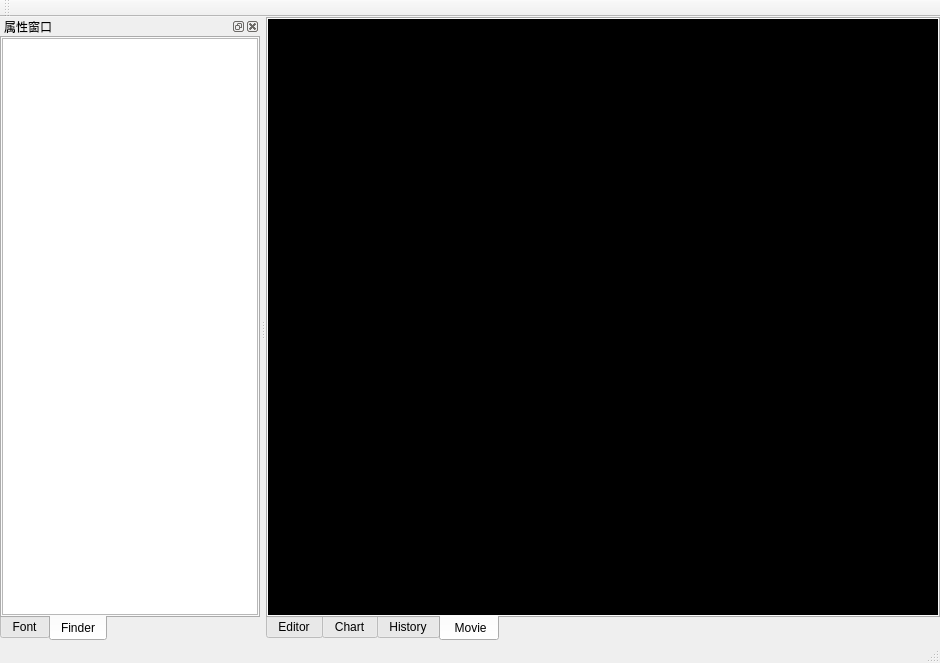
The window that mainwindow.ui (vcboy1/mytest) describes before a commit, drawn with Qt 5.
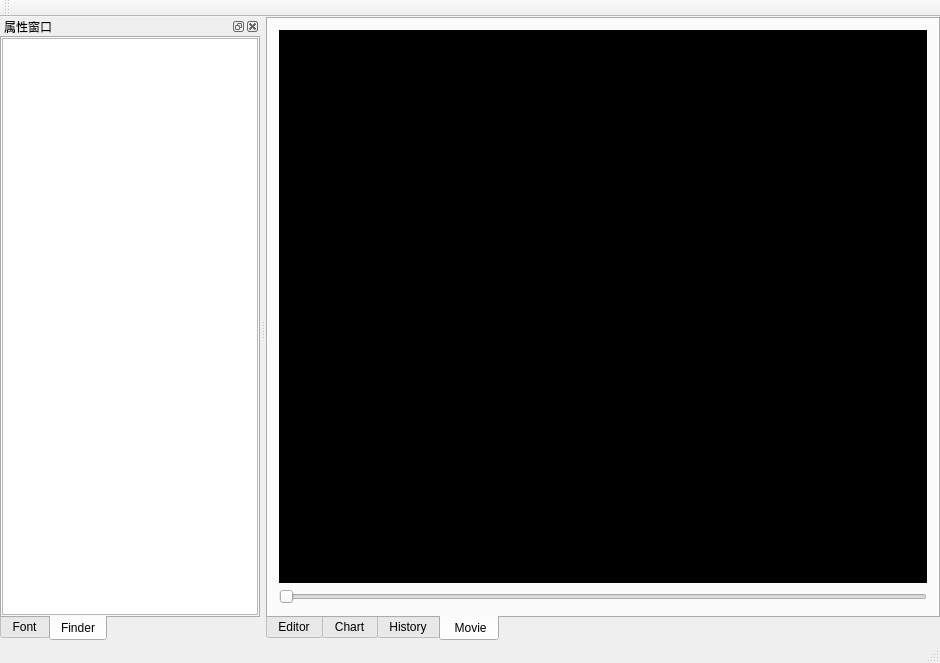
The same window after the commit. The open tabs and pages were chosen to show the change. Custom widgets are drawn as their Qt base class.

Commit message: 加入进度条显示

Patch:
```diff
--- a/mainwindow.ui
+++ b/mainwindow.ui
@@ -122,22 +122,7 @@
        <attribute name="title">
         <string> Movie</string>
        </attribute>
-       <layout class="QHBoxLayout" name="horizontalLayout_6">
-        <property name="spacing">
-         <number>0</number>
-        </property>
-        <property name="leftMargin">
-         <number>0</number>
-        </property>
-        <property name="topMargin">
-         <number>0</number>
-        </property>
-        <property name="rightMargin">
-         <number>0</number>
-        </property>
-        <property name="bottomMargin">
-         <number>0</number>
-        </property>
+       <layout class="QVBoxLayout" name="verticalLayout_2">
         <item>
          <widget class="QLabel" name="labelPlayer">
           <property name="styleSheet">
@@ -154,6 +139,13 @@
           </property>
          </widget>
         </item>
+        <item>
+         <widget class="QSlider" name="sliderPlayer">
+          <property name="orientation">
+           <enum>Qt::Horizontal</enum>
+          </property>
+         </widget>
+        </item>
        </layout>
       </widget>
      </widget>
```
Left out of the diff: 4 changed lines with no effect on the pictures. The commit also changes 1 other file.
